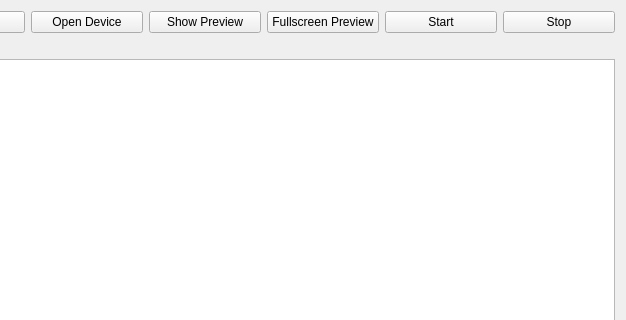
The window that samples/gvfg_qt_preview/mainwindow.ui (MarquezLin/GVFG_Standalone) describes before a commit, drawn with Qt 5; both pictures show x 334 to 960 and y 0 to 320 of the 960 by 640 pixel window.
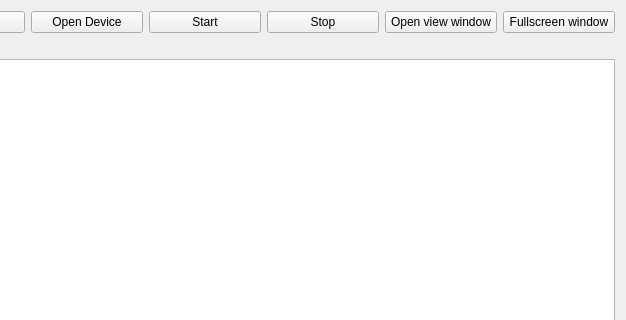
The same window after the commit.

Commit message: Update preview controls and debug packaging

The edit to the form file:
```diff
--- a/samples/gvfg_qt_preview/mainwindow.ui
+++ b/samples/gvfg_qt_preview/mainwindow.ui
@@ -40,20 +40,6 @@
        </property>
       </widget>
      </item>
-     <item>
-      <widget class="QPushButton" name="showPreviewButton">
-       <property name="text">
-        <string>Show Preview</string>
-       </property>
-      </widget>
-     </item>
-     <item>
-      <widget class="QPushButton" name="fullscreenPreviewButton">
-       <property name="text">
-        <string>Fullscreen Preview</string>
-       </property>
-      </widget>
-     </item>
      <item>
       <widget class="QPushButton" name="startButton">
        <property name="text">
@@ -68,6 +54,20 @@
        </property>
       </widget>
      </item>
+     <item>
+      <widget class="QPushButton" name="showPreviewButton">
+       <property name="text">
+        <string>Open view window</string>
+       </property>
+      </widget>
+     </item>
+     <item>
+      <widget class="QPushButton" name="fullscreenPreviewButton">
+       <property name="text">
+        <string>Fullscreen window</string>
+       </property>
+      </widget>
+     </item>
     </layout>
    </item>
    <item row="1" column="0">
```
The commit also changes 1 other file.
